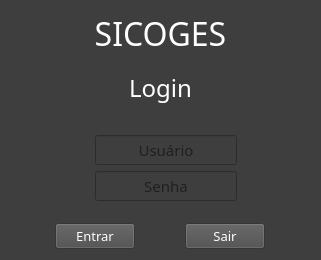
kadetete/controle-salas, file login/login.ui: the form before one commit.
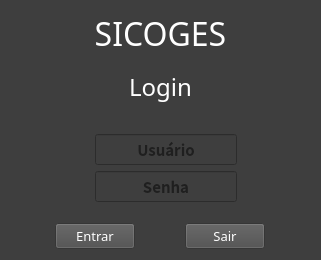
The form after the commit.

Commit message: att login and mainwindow

What changed in the file:
```diff
--- a/login/login.ui
+++ b/login/login.ui
@@ -130,8 +130,9 @@
          </property>
          <property name="font">
           <font>
-           <family>Versa</family>
+           <family>Noto Sans CJK JP</family>
            <pointsize>11</pointsize>
+           <bold>true</bold>
           </font>
          </property>
          <property name="layoutDirection">
@@ -159,8 +160,9 @@
          </property>
          <property name="font">
           <font>
-           <family>Versa</family>
+           <family>Noto Sans CJK HK</family>
            <pointsize>11</pointsize>
+           <bold>true</bold>
           </font>
          </property>
          <property name="echoMode">
```
The commit also changes 4 other files.
